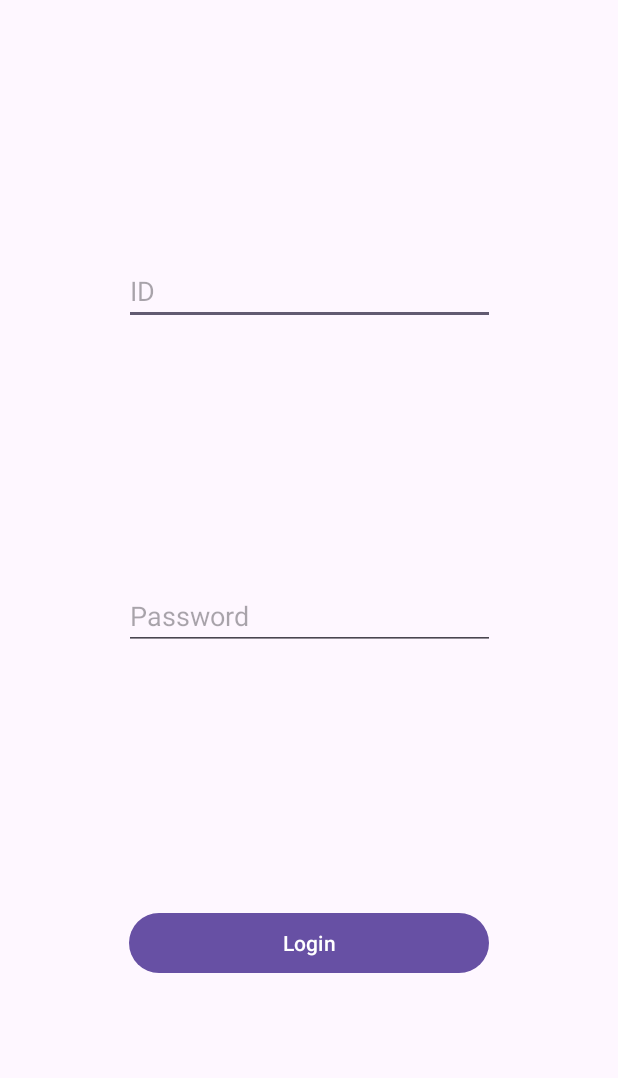
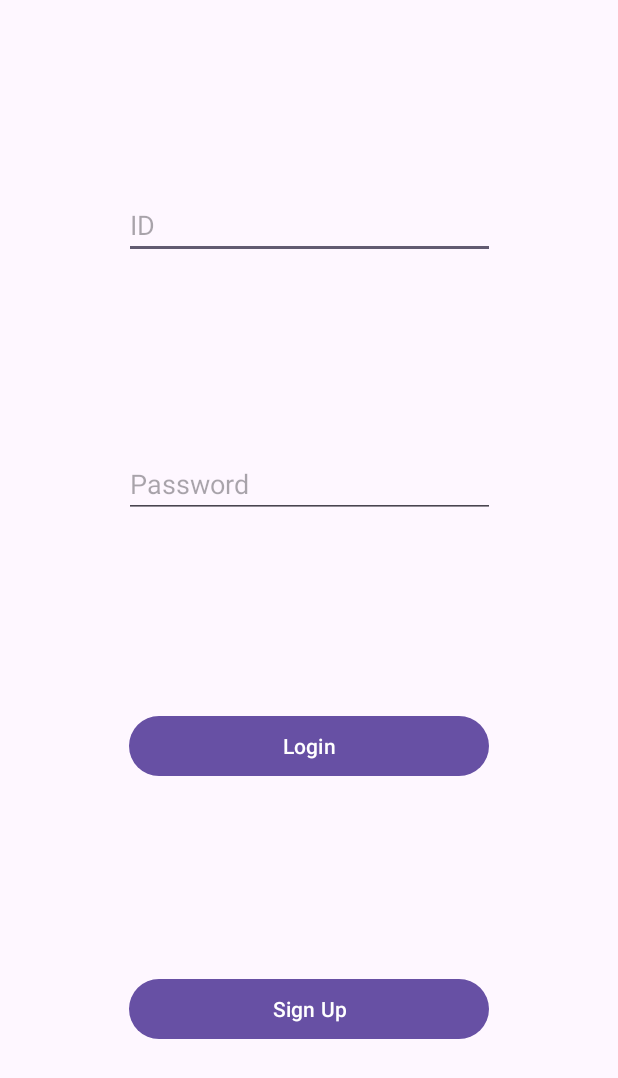
Before and after one commit to wlsdnqqq17/equal-rangers, an Android app: the layout activity_login.xml on its own in the app's theme, with its tools: preview values and no code run, on a phone screen of 412 x 824 dp. Shown: the top 1078 px of the screen. Run offline under Robolectric (Android 15) with nearby library versions, the phone set to English and light mode, and no system bars.

Commit message:
✨ <feat> 회원가입 Activity

```diff
--- a/app/src/main/AndroidManifest.xml
+++ b/app/src/main/AndroidManifest.xml
@@ -26,6 +26,7 @@
         </activity>
         <activity android:name=".LoginActivity"/>
         <activity android:name=".HomeActivity"/>
+        <activity android:name=".SignUpActivity"/>
     </application>
 
 </manifest>
--- a/app/src/main/java/com/example/project_equal/LoginActivity.kt
+++ b/app/src/main/java/com/example/project_equal/LoginActivity.kt
@@ -83,5 +83,11 @@
                 }
             })
         }
+
+        val signUpButton: Button = findViewById(R.id.signUpButton)
+        signUpButton.setOnClickListener {
+            val intent = Intent(this, SignUpActivity::class.java)
+            startActivity(intent)
+        }
     }
 }
--- a/app/src/main/java/com/example/project_equal/MainActivity.kt
+++ b/app/src/main/java/com/example/project_equal/MainActivity.kt
@@ -17,7 +17,7 @@
         val sharedPreferences = getSharedPreferences("login_prefs", Context.MODE_PRIVATE)
         val userId = sharedPreferences.getString("user_id", null)
 
-        if (userId != null) {
+        if (userId == null) {
             Log.d("MainActivity", "User ID: $userId")
             Toast.makeText(this, "Welcome back, User ID: $userId", Toast.LENGTH_LONG).show()
         } else {
--- a/app/src/main/res/layout/activity_login.xml
+++ b/app/src/main/res/layout/activity_login.xml
@@ -42,7 +42,19 @@
         app:layout_constraintTop_toBottomOf="@id/inputPassword"
         app:layout_constraintStart_toStartOf="parent"
         app:layout_constraintEnd_toEndOf="parent"
+        app:layout_constraintBottom_toTopOf="@id/signUpButton"
+        app:layout_constraintVertical_bias="0.1"
+        />
+
+    <Button
+        android:id="@+id/signUpButton"
+        android:layout_width="240dp"
+        android:layout_height="wrap_content"
+        android:text="Sign Up"
+        app:layout_constraintTop_toBottomOf="@id/loginButton"
+        app:layout_constraintStart_toStartOf="parent"
+        app:layout_constraintEnd_toEndOf="parent"
         app:layout_constraintBottom_toBottomOf="parent"
-        app:layout_constraintVertical_bias="0.3"
+        app:layout_constraintVertical_bias="0.1"
         />
 </androidx.constraintlayout.widget.ConstraintLayout>
--- /dev/null
+++ b/app/src/main/res/layout/activity_sign_up.xml
@@ -0,0 +1,6 @@
+<?xml version="1.0" encoding="utf-8"?>
+<androidx.constraintlayout.widget.ConstraintLayout xmlns:android="http://schemas.android.com/apk/res/android"
+    android:layout_width="match_parent"
+    android:layout_height="match_parent">
+
+</androidx.constraintlayout.widget.ConstraintLayout>
```
Also changed, not shown: app/src/main/java/com/example/project_equal/SignUpActivity.kt (added, +11 -0 lines).
